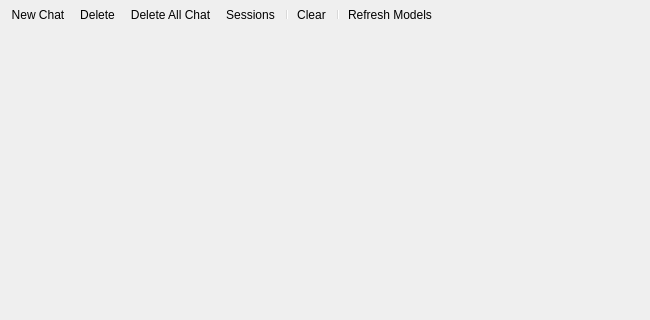
The window that App/panes/ai_chat/ai_chat_pane.ui (fengzhu2007/anycode) describes before a commit, drawn with Qt 5; both pictures show x 0 to 650 and y 0 to 320 of the 650 by 598 pixel window.
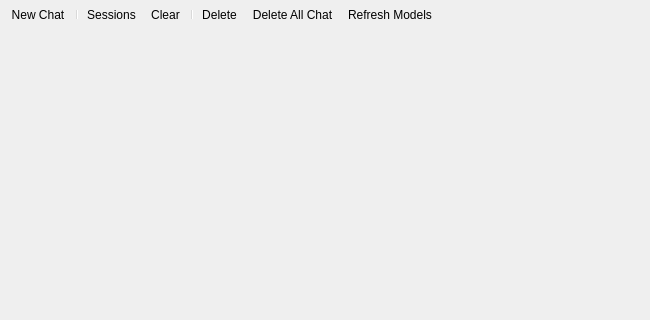
The same window after the commit. Icons and pictures are not drawn.

What changed in the file:
```diff
--- a/App/panes/ai_chat/ai_chat_pane.ui
+++ b/App/panes/ai_chat/ai_chat_pane.ui
@@ -41,12 +41,12 @@
       </size>
      </property>
      <addaction name="actionNewChat"/>
-     <addaction name="actionDeleteChat"/>
-     <addaction name="actionDelete_All_Chat"/>
+     <addaction name="separator"/>
      <addaction name="actionSessions"/>
-     <addaction name="separator"/>
      <addaction name="actionClear"/>
      <addaction name="separator"/>
+     <addaction name="actionDeleteChat"/>
+     <addaction name="actionDelete_All_Chat"/>
      <addaction name="actionRefreshModels"/>
     </widget>
    </item>
```
